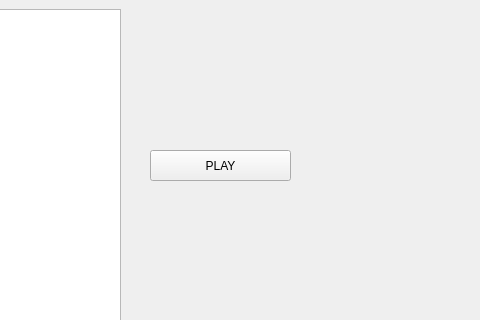
This is Resource/UI/Library.ui in HorizonLauncher/Client as Qt 5 draws it before an edit; both pictures show x 144 to 624 and y 0 to 320 of the 787 by 432 pixel window. The edited form follows.
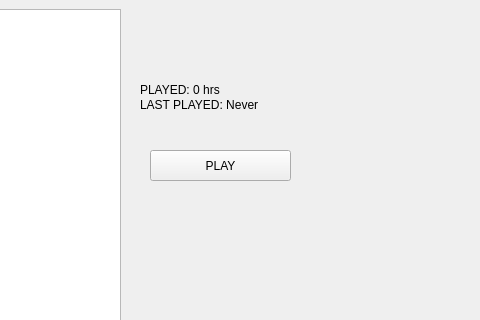
This is the edited form.

Commit message: Add hour counter and last played labels to the UI

The edit to the form file:
```diff
--- a/Resource/UI/Library.ui
+++ b/Resource/UI/Library.ui
@@ -121,6 +121,38 @@
           <bool>true</bool>
         </property>
       </widget>
+      <widget class="QLabel" name="gameHoursLabel">
+        <property name="geometry">
+          <rect>
+            <x>10</x>
+            <y>80</y>
+            <width>100</width>
+            <height>20</height>
+          </rect>
+        </property>
+        <property name="wordWrap">
+          <bool>true</bool>
+        </property>
+        <property name="text">
+         <string>PLAYED: 0 hrs</string>
+        </property>
+      </widget>
+      <widget class="QLabel" name="lastPlayedLabel">
+        <property name="geometry">
+          <rect>
+            <x>10</x>
+            <y>95</y>
+            <width>200</width>
+            <height>20</height>
+          </rect>
+        </property>
+        <property name="wordWrap">
+          <bool>true</bool>
+        </property>
+        <property name="text">
+         <string>LAST PLAYED: Never</string>
+        </property>
+      </widget>
        <widget class="QPushButton" name="testLaunch">
         <property name="geometry">
          <rect>
```
The commit also changes 1 other file.
